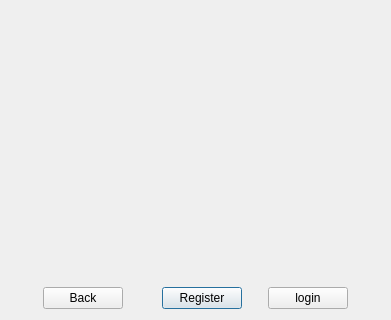
Old version of the form source/windows/authorization/authorizationwindow.ui in the repository Who-are-me/term_paper_2022.
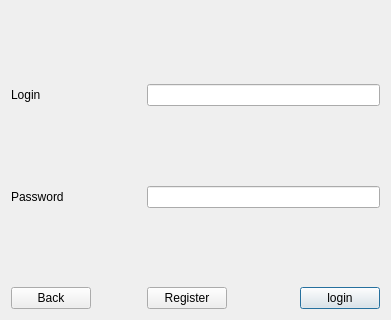
New version of the form.

What changed in the file:
```diff
--- a/source/windows/authorization/authorizationwindow.ui
+++ b/source/windows/authorization/authorizationwindow.ui
@@ -14,7 +14,20 @@
    <string>Dialog</string>
   </property>
   <layout class="QGridLayout" name="gridLayout">
-   <item row="1" column="5">
+   <item row="5" column="7">
+    <widget class="QPushButton" name="btn_login">
+     <property name="maximumSize">
+      <size>
+       <width>100</width>
+       <height>16777215</height>
+      </size>
+     </property>
+     <property name="text">
+      <string>login</string>
+     </property>
+    </widget>
+   </item>
+   <item row="5" column="3">
     <widget class="QPushButton" name="btn_register">
      <property name="maximumSize">
       <size>
@@ -30,7 +43,37 @@
      </property>
     </widget>
    </item>
-   <item row="0" column="6">
+   <item row="1" column="3" colspan="5">
+    <widget class="QLineEdit" name="le_login"/>
+   </item>
+   <item row="1" column="0">
+    <widget class="QLabel" name="label">
+     <property name="text">
+      <string>Login</string>
+     </property>
+    </widget>
+   </item>
+   <item row="2" column="3">
+    <spacer name="verticalSpacer_3">
+     <property name="orientation">
+      <enum>Qt::Vertical</enum>
+     </property>
+     <property name="sizeHint" stdset="0">
+      <size>
+       <width>20</width>
+       <height>40</height>
+      </size>
+     </property>
+    </spacer>
+   </item>
+   <item row="3" column="0">
+    <widget class="QLabel" name="label_2">
+     <property name="text">
+      <string>Password</string>
+     </property>
+    </widget>
+   </item>
+   <item row="4" column="3">
     <spacer name="verticalSpacer">
      <property name="orientation">
       <enum>Qt::Vertical</enum>
@@ -43,7 +86,20 @@
      </property>
     </spacer>
    </item>
-   <item row="1" column="2">
+   <item row="0" column="3">
+    <spacer name="verticalSpacer_2">
+     <property name="orientation">
+      <enum>Qt::Vertical</enum>
+     </property>
+     <property name="sizeHint" stdset="0">
+      <size>
+       <width>20</width>
+       <height>40</height>
+      </size>
+     </property>
+    </spacer>
+   </item>
+   <item row="5" column="2">
     <spacer name="horizontalSpacer_2">
      <property name="orientation">
       <enum>Qt::Horizontal</enum>
@@ -56,40 +112,14 @@
      </property>
     </spacer>
    </item>
-   <item row="1" column="7">
-    <widget class="QPushButton" name="btn_login">
-     <property name="maximumSize">
-      <size>
-       <width>100</width>
-       <height>16777215</height>
-      </size>
-     </property>
-     <property name="text">
-      <string>login</string>
-     </property>
-    </widget>
-   </item>
-   <item row="1" column="8">
-    <spacer name="horizontalSpacer_3">
-     <property name="orientation">
-      <enum>Qt::Horizontal</enum>
-     </property>
-     <property name="sizeHint" stdset="0">
-      <size>
-       <width>40</width>
-       <height>20</height>
-      </size>
-     </property>
-    </spacer>
-   </item>
-   <item row="1" column="1">
+   <item row="5" column="0" colspan="2">
     <widget class="QPushButton" name="btn_back">
      <property name="text">
       <string>Back</string>
      </property>
     </widget>
    </item>
-   <item row="1" column="6">
+   <item row="5" column="6">
     <spacer name="horizontalSpacer">
      <property name="orientation">
       <enum>Qt::Horizontal</enum>
@@ -102,18 +132,8 @@
      </property>
     </spacer>
    </item>
-   <item row="1" column="0">
-    <spacer name="horizontalSpacer_4">
-     <property name="orientation">
-      <enum>Qt::Horizontal</enum>
-     </property>
-     <property name="sizeHint" stdset="0">
-      <size>
-       <width>40</width>
-       <height>20</height>
-      </size>
-     </property>
-    </spacer>
+   <item row="3" column="3" colspan="5">
+    <widget class="QLineEdit" name="le_password"/>
    </item>
   </layout>
  </widget>
```
